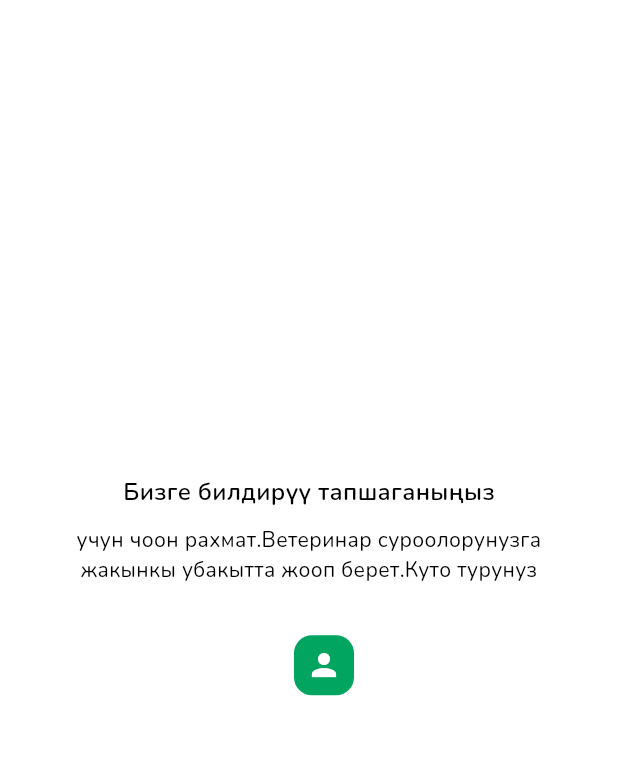
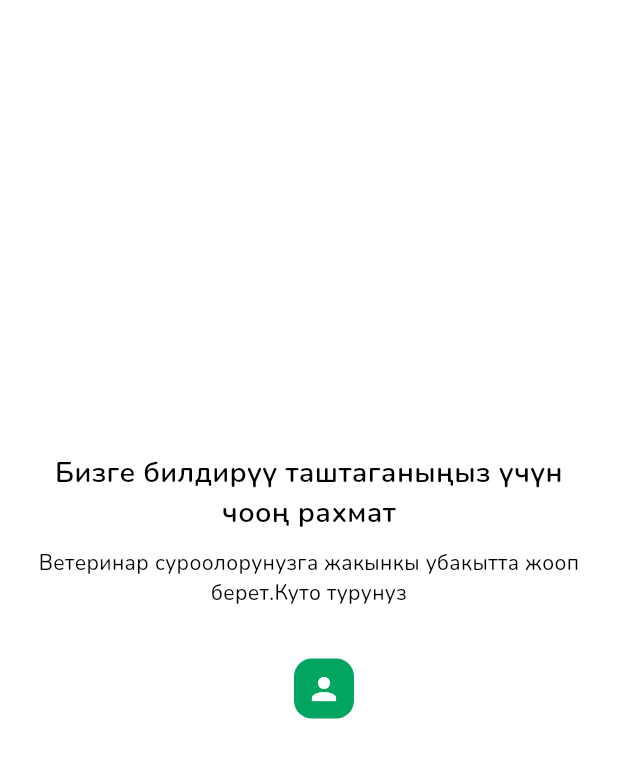
Before and after one commit to adilet3401/vet_mobile_app1, a Flutter app: the FeedbackSuccessPage screen opened by its route, on a phone screen of 412 x 824 dp, the part 72-850 px from its top. Run offline on Flutter 3.47's test engine with Material 3 defaults, Android fonts, the phone set to English and light mode, and no system bars; our stand-ins replace cloud_firestore, firebase_auth, firebase_core, flutter_svg, go_router, google_fonts and 2 more; accounts and stored records are empty.

Commit message:
пофиксил текст vetlist

```diff
--- a/lib/vet_list_screens/feedback_succes.page.dart
+++ b/lib/vet_list_screens/feedback_succes.page.dart
@@ -17,15 +17,16 @@ class FeedbackSuccessPage extends StatelessWidget {
             mainAxisAlignment: MainAxisAlignment.center,
             children: [
               Text(
-                'Бизге билдирүү тапшаганыңыз',
+                'Бизге билдирүү таштаганыңыз үчүн чооң рахмат',
                 style: TextStyles.bTashtoo.copyWith(
-                  fontSize: 16,
+                  fontSize: 19,
                   fontWeight: FontWeight.w600,
                 ),
+                textAlign: TextAlign.center,
               ),
               const SizedBox(height: 10),
               Text(
-                'учун чоон рахмат.Ветеринар суроолорунузга жакынкы убакытта жооп берет.Куто турунуз',
+                'Ветеринар суроолорунузга жакынкы убакытта жооп берет.Куто турунуз',
                 textAlign: TextAlign.center,
                 style: TextStyles.buttonTextStyle.copyWith(
                   color: Colors.black,
```
